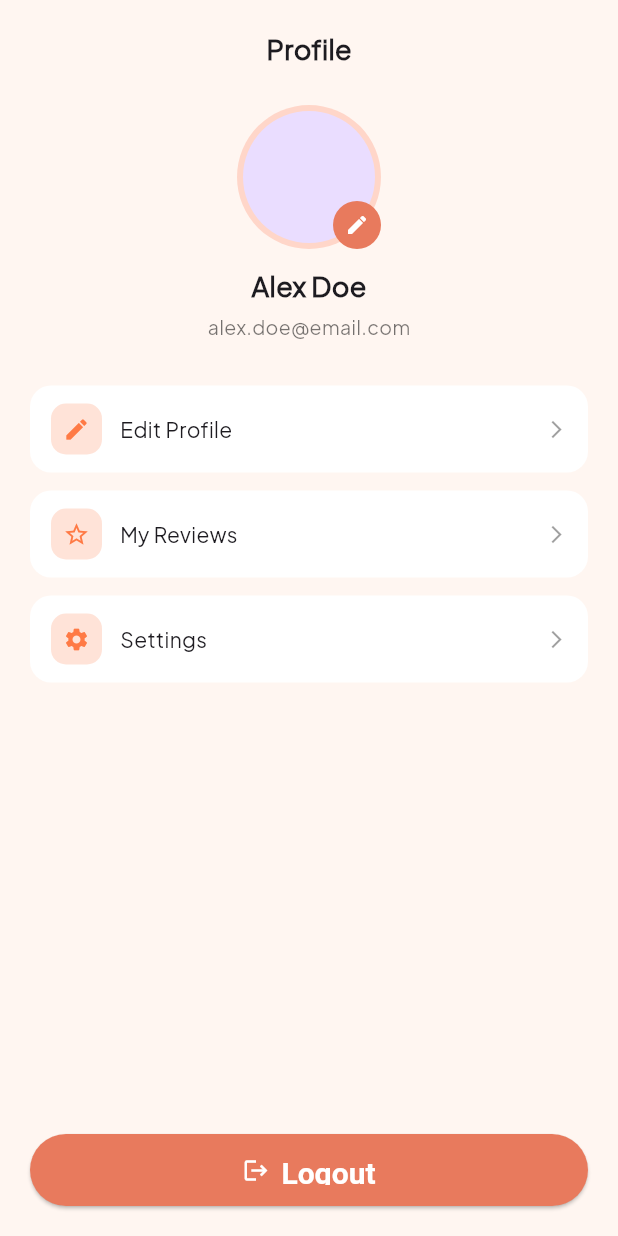
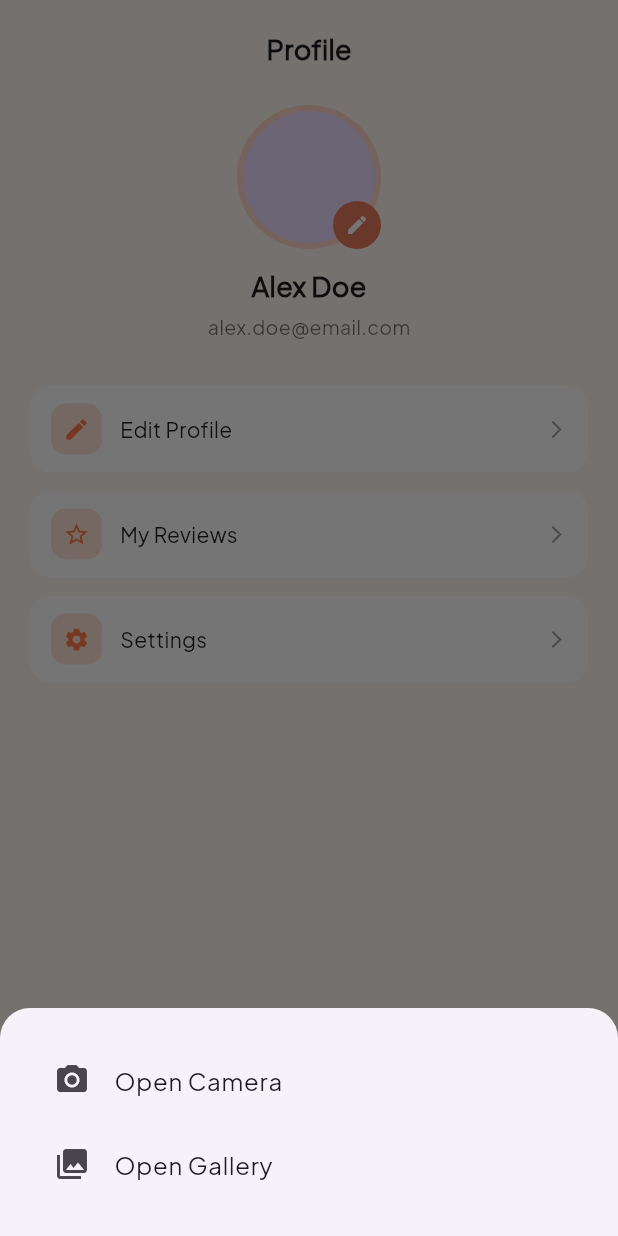
Before and after one commit to SnehaMdhr/munch_nearby, a Flutter app: the ProfileScreen widget shown alone on an empty page, opened directly, after a tap on the "edit" icon, on a phone screen of 412 x 824 dp. Run offline on Flutter 3.47's test engine with Material 3 defaults, Android fonts, the phone set to English and light mode, and no system bars; our stand-ins replace connectivity_plus, dartz, dio, equatable, flutter_riverpod, flutter_secure_storage and 5 more; missing offline and left inert: dio_smart_retry; accounts and stored records are empty.

Commit message:
changes made in profile page

```diff
--- a/lib/features/customer_dashboard/presentation/pages/bottom_screen_customer/profile_screen.dart
+++ b/lib/features/customer_dashboard/presentation/pages/bottom_screen_customer/profile_screen.dart
@@ -1,14 +1,158 @@
+import 'dart:io';
+
 import 'package:flutter/material.dart';
 import 'package:flutter_riverpod/flutter_riverpod.dart';
+import 'package:munch_nearby/core/utils/snackbar_utils.dart';
 import 'package:munch_nearby/features/auth/presentation/pages/login_screen.dart';
 import 'package:munch_nearby/features/auth/presentation/view_model/auth_view_model.dart';
+import 'package:munch_nearby/features/customer_dashboard/presentation/view_model/upload_image_viewmodel.dart';
 import 'package:munch_nearby/features/customer_dashboard/presentation/widgets/profile_item.dart';
+import 'package:image_picker/image_picker.dart';
+import 'package:permission_handler/permission_handler.dart';
 
-class ProfileScreen extends ConsumerWidget {
+class ProfileScreen extends ConsumerStatefulWidget {
   const ProfileScreen({super.key});
 
   @override
-  Widget build(BuildContext context, WidgetRef ref) {
+  ConsumerState<ProfileScreen> createState() => _ProfileScreenState();
+}
+
+class _ProfileScreenState extends ConsumerState<ProfileScreen> {
+  final List<XFile> _selectedMedia = [];
+  final ImagePicker _imagePicker = ImagePicker();
+
+  Future<bool> _userSangaPermissionMagu(Permission permission) async {
+    final status = await permission.status;
+    if (status.isGranted) return true;
+    if (status.isDenied) {
+      final result = await permission.request();
+      return result.isGranted;
+    }
+    if (status.isPermanentlyDenied) {
+      _showPermissionDeniedDialog();
+      return false;
+    }
+    return false;
+  }
+
+  void _showPermissionDeniedDialog() {
+    showDialog(
+      context: context,
+      builder: (context) => AlertDialog(
+        title: const Text("Permission Denied"),
+        content: const Text(
+          "Yo feature haru use garna lai permission settings ma janu hola",
+        ),
+        actions: [
+          TextButton(
+            onPressed: () => Navigator.of(context).pop(),
+            child: const Text("Cancel"),
+          ),
+          TextButton(
+            onPressed: () async {
+              Navigator.of(context).pop();
+              await openAppSettings();
+            },
+            child: const Text("Open Settings"),
+          ),
+        ],
+      ),
+    );
+  }
+
+  Future<void> _pickFromCamera() async {
+    final hasPermission = await _userSangaPermissionMagu(Permission.camera);
+    if (!hasPermission) return;
+
+    final XFile? photo = await _imagePicker.pickImage(
+      source: ImageSource.camera,
+      imageQuality: 80,
+    );
+
+    if (photo != null) {
+      setState(() {
+        _selectedMedia.clear();
+        _selectedMedia.add(photo);
+      });
+      await ref.read(uploadImageViewModelProvider.notifier)
+          .uploadPhoto(File(photo.path));
+    }
+  }
+
+  Future<void> _pickFromGallery({bool allowMultiple = false}) async {
+    try {
+      if (allowMultiple) {
+        final List<XFile> images = await _imagePicker.pickMultiImage(
+          imageQuality: 80,
+        );
+        if (images.isNotEmpty) {
+          setState(() {
+            _selectedMedia.clear();
+            _selectedMedia.addAll(images);
+          });
+        }
+      } else {
+        final XFile? image = await _imagePicker.pickImage(
+          source: ImageSource.gallery,
+          imageQuality: 80,
+        );
+        if (image != null) {
+          setState(() {
+            _selectedMedia.clear();
+            _selectedMedia.add(image);
+          });
+          await ref.read(uploadImageViewModelProvider.notifier)
+              .uploadPhoto(File(image.path));
+        }
+      }
+    } catch (e) {
+      debugPrint("Gallery Error $e");
+      if (mounted) {
+        SnackbarUtils.showError(
+          context,
+          "Tapai ko gallery access garna payen, kripaya garera camera kholnus ani photo khichnus",
+        );
+      }
+    }
+  }
+
+  Future<void> _pickMedia() async {
+    showModalBottomSheet(
+      shape: const RoundedRectangleBorder(
+        borderRadius: BorderRadius.vertical(top: Radius.circular(20)),
+      ),
+      context: context,
+      builder: (context) => SafeArea(
+        child: Padding(
+          padding: const EdgeInsets.all(20),
+          child: Column(
+            mainAxisSize: MainAxisSize.min,
+            children: [
+              ListTile(
+                leading: const Icon(Icons.camera_alt),
+                title: const Text("Open Camera"),
+                onTap: () {
+                  Navigator.pop(context);
+                  _pickFromCamera();
+                },
+              ),
+              ListTile(
+                leading: const Icon(Icons.photo_library),
+                title: const Text("Open Gallery"),
+                onTap: () {
+                  Navigator.pop(context);
+                  _pickFromGallery();
+                },
+              ),
+            ],
+          ),
+        ),
+      ),
+    );
+  }
+
+  @override
+  Widget build(BuildContext context) {
     return SizedBox.expand(
       child: Container(
         color: const Color(0xFFFFF6F1),
@@ -18,16 +162,10 @@ class ProfileScreen extends ConsumerWidget {
             child: Column(
               children: [
                 const SizedBox(height: 20),
-
-                // Title
                 const Text(
                   "Profile",
-                  style: TextStyle(
-                    fontSize: 18,
-                    fontWeight: FontWeight.w600,
-                  ),
+                  style: TextStyle(fontSize: 18, fontWeight: FontWeight.w600),
                 ),
-
                 const SizedBox(height: 24),
 
                 // Avatar
@@ -36,92 +174,98 @@ class ProfileScreen extends ConsumerWidget {
                     CircleAvatar(
                       radius: 48,
                       backgroundColor: const Color(0xFFFFD6C9),
-                      child: const CircleAvatar(
+                      child: CircleAvatar(
                         radius: 44,
-                        // backgroundImage: AssetImage("assets/images/avatar.png"),
+                        backgroundImage: _selectedMedia.isNotEmpty
+                            ? FileImage(File(_selectedMedia.first.path))
+                            : null,
                       ),
                     ),
                     Positioned(
                       bottom: 0,
                       right: 0,
                       child: GestureDetector(
-                        onTap: () {
-                          // Handle edit action here
-                        },
+                        onTap: _pickMedia,
                         child: CircleAvatar(
                           radius: 16,
                           backgroundColor: const Color(0xFFE87A5D),
-                          child: const Icon(
-                            Icons.edit,
-                            size: 16,
-                            color: Colors.white,
-                          ),
+                          child: const Icon(Icons.edit,
+                              size: 16, color: Colors.white),
                         ),
                       ),
                     ),
                   ],
                 ),
 
+                if (_selectedMedia.isNotEmpty) ...[
+                  const SizedBox(height: 12),
+                  Stack(
+                    children: [
+                      Container(
+                        width: 100,
+                        height: 100,
+                        decoration: BoxDecoration(
+                          borderRadius: BorderRadius.circular(20),
+                          image: DecorationImage(
+                            image: FileImage(File(_selectedMedia.first.path)),
+                            fit: BoxFit.cover,
+                          ),
+                        ),
+                      ),
+                      Positioned(
+                        top: 4,
+                        right: 4,
+                        child: GestureDetector(
+                          onTap: () {
+                            setState(() {
+                              _selectedMedia.clear();
+                            });
+                          },
+                          child: Container(
+                            decoration: const BoxDecoration(
+                              color: Colors.red,
+                              shape: BoxShape.circle,
+                            ),
+                            padding: const EdgeInsets.all(4),
+                            child: const Icon(Icons.close,
+                                color: Colors.white, size: 15),
+                          ),
+                        ),
+                      ),
+                    ],
+                  ),
+                ],
+
                 const SizedBox(height: 12),
-
-                const Text(
-                  "Alex Doe",
-                  style: TextStyle(
-                    fontSize: 18,
-                    fontWeight: FontWeight.bold,
-                  ),
-                ),
-
+                const Text("Alex Doe",
+                    style:
+                        TextStyle(fontSize: 18, fontWeight: FontWeight.bold)),
                 const SizedBox(height: 4),
-
-                const Text(
-                  "alex.doe@email.com",
-                  style: TextStyle(
-                    fontSize: 13,
-                    color: Colors.black54,
-                  ),
-                ),
-
+                const Text("alex.doe@email.com",
+                    style: TextStyle(fontSize: 13, color: Colors.black54)),
                 const SizedBox(height: 30),
-
-                ProfileItem(
-                  icon: Icons.edit,
-                  title: "Edit Profile",
-                  onTap: () {},
-                ),
-                ProfileItem(
-                  icon: Icons.star_border,
-                  title: "My Reviews",
-                  onTap: () {},
-                ),
-                ProfileItem(
-                  icon: Icons.settings,
-                  title: "Settings",
-                  onTap: () {},
-                ),
-
+                ProfileItem(icon: Icons.edit, title: "Edit Profile", onTap: () {}),
+                ProfileItem(icon: Icons.star_border, title: "My Reviews", onTap: () {}),
+                ProfileItem(icon: Icons.settings, title: "Settings", onTap: () {}),
                 const Spacer(),
-
                 SizedBox(
                   width: double.infinity,
                   height: 48,
                   child: ElevatedButton.icon(
                     onPressed: () async {
-                      // Clear user session
                       await ref.read(authViewModelProvider.notifier).logout();
                       if (context.mounted) {
                         Navigator.pushReplacement(
                           context,
-                          MaterialPageRoute(builder: (_) => const LoginScreen()),
+                          MaterialPageRoute(
+                              builder: (_) => const LoginScreen()),
                         );
-
                       }
                     },
                     icon: const Icon(Icons.logout, size: 18),
                     label: const Text("Logout"),
                   ),
                 ),
-
                 const SizedBox(height: 20),
               ],
             ),
```
